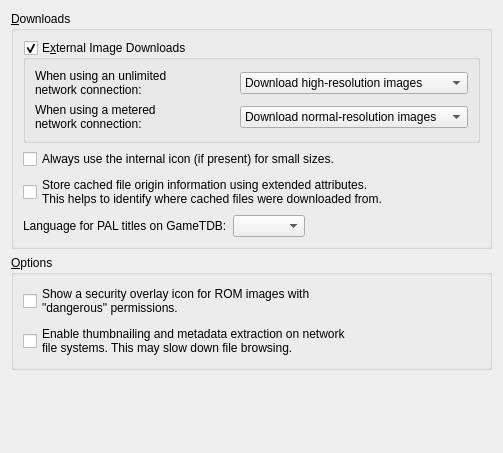
Above: src/kde/config/OptionsTab.ui from GerbilSoft/rom-properties before the change. Below: the same form after it.
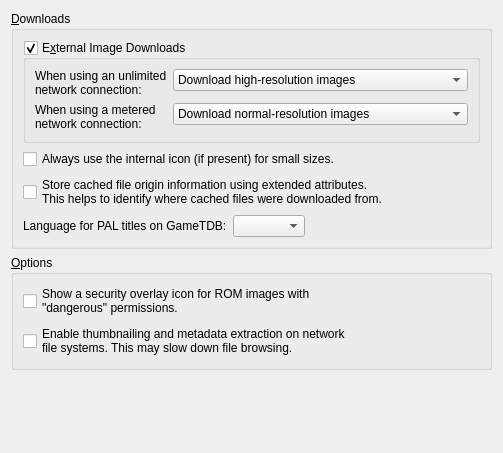
That is the form after the change. Custom widgets are drawn as their Qt base class.

Commit message:
[kde] OptionsTab.ui: Make it a form layout for metered/unmetered.
The label alignment is a bit weird, but it's better than having the
dropdowns ridiculously far away from the labels.

This more closely matches the GTK+ version.

Patch:
```diff
--- a/src/kde/config/OptionsTab.ui
+++ b/src/kde/config/OptionsTab.ui
@@ -25,7 +25,7 @@
         <property name="checkable">
          <bool>true</bool>
         </property>
-        <layout class="QGridLayout" name="gridLayout">
+        <layout class="QFormLayout" name="formLayout">
          <item row="0" column="0">
           <widget class="QLabel" name="lblUnmeteredConnection">
            <property name="text">
```
